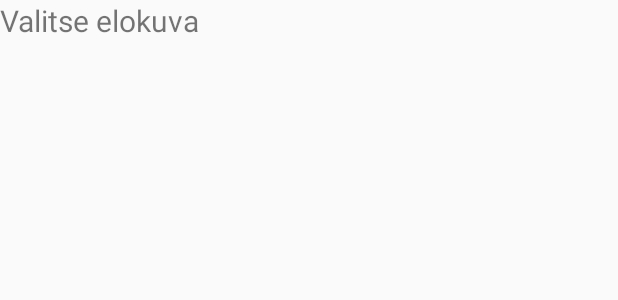
After one commit to MattiLiikala/LippuVaraaja, an Android app: the layout activity_naytosmuokkaus.xml on its own in the app's theme, with its tools: preview values and no code run, on a phone screen of 412 x 824 dp. The commit adds this screen. Shown: the top 300 px of the screen. Run offline under Robolectric (Android 15) with nearby library versions, the phone set to English and light mode, and no system bars.

Commit message:
Adminille näytösten muokkausactivity, mainactivityyn ohjedialogi, vähän ulkoasumuokkausta

```diff
--- a/app/src/main/java/com/example/matti/lippuvaraaja/AsiakasActivity2.java
+++ b/app/src/main/java/com/example/matti/lippuvaraaja/AsiakasActivity2.java
@@ -67,7 +67,7 @@ public class AsiakasActivity2 extends ActionBarActivity {
         tiedot = (YllapidonTiedot) intent.getSerializableExtra(MainActivity.TIEDOT);
         TextView textView = (TextView)findViewById(R.id.nimikentta2);
         textView.setTextSize(10);
-        textView.setText("Kirjautunut: "+ nimi+"!");
+        textView.setText("Kirjautunut: "+ nimi);
 
         Toast.makeText(this, "Tervetuloa " + nimi + "!", Toast.LENGTH_SHORT)
                 .show();
--- a/app/src/main/java/com/example/matti/lippuvaraaja/ElokuvaFragment.java
+++ b/app/src/main/java/com/example/matti/lippuvaraaja/ElokuvaFragment.java
@@ -61,7 +61,6 @@ public class ElokuvaFragment extends Fragment {
 
 
                 ((AsiakasActivity2)getActivity()).setElokuva(itemValue);
-
                 // Show Alert
                 /*
                 Toast.makeText(getActivity().getApplicationContext(),
--- a/app/src/main/java/com/example/matti/lippuvaraaja/PaivaFragment.java
+++ b/app/src/main/java/com/example/matti/lippuvaraaja/PaivaFragment.java
@@ -7,6 +7,8 @@ import android.view.View;
 import android.view.ViewGroup;
 import android.widget.CalendarView;
 import android.widget.Toast;
+
+import java.util.Calendar;
 
 /**
  * Created by Sami on 21.3.2015.
--- /dev/null
+++ b/app/src/main/res/layout/activity_naytosmuokkaus.xml
@@ -0,0 +1,20 @@
+<?xml version="1.0" encoding="utf-8"?>
+<LinearLayout xmlns:android="http://schemas.android.com/apk/res/android"
+    android:orientation="vertical" android:layout_width="match_parent"
+    android:layout_height="match_parent">
+
+    <TextView
+        android:layout_width="wrap_content"
+        android:layout_height="wrap_content"
+        android:text="@string/otsikko_naytosmuokkaus"
+        android:id="@+id/textView"
+        android:layout_gravity="center_horizontal|left"
+        android:textSize="20dp" />
+
+    <ListView
+        android:layout_width="match_parent"
+        android:layout_height="match_parent"
+        android:choiceMode="singleChoice"
+        android:id="@android:id/list"
+        android:layout_gravity="center_horizontal" />
+</LinearLayout>
--- a/app/src/main/res/menu/menu_admin.xml
+++ b/app/src/main/res/menu/menu_admin.xml
@@ -1,6 +1,7 @@
 <?xml version="1.0" encoding="utf-8"?>
 <menu xmlns:android="http://schemas.android.com/apk/res/android"
     xmlns:app="http://schemas.android.com/apk/res-auto">
-    <item android:id="@+id/action_settings" android:title="@string/action_settings"
-        android:orderInCategory="100" app:showAsAction="never" />
+    <item android:id="@+id/action_settings" android:title="@string/muokkaa_naytoksia"
+        android:orderInCategory="100" app:showAsAction="never"
+        android:onClick="muokkaanaytoksia"/>
 </menu>
--- a/app/src/main/res/menu/menu_main.xml
+++ b/app/src/main/res/menu/menu_main.xml
@@ -3,4 +3,7 @@
     xmlns:tools="http://schemas.android.com/tools" tools:context=".MainActivity">
     <item android:id="@+id/action_settings" android:title="@string/action_settings"
         android:orderInCategory="100" app:showAsAction="never" />
+    <item android:id="@+id/action_ohje" android:title="@string/ohje"
+        android:orderInCategory="100" app:showAsAction="never"
+        android:onClick="naytaOhjeDialogi"/>
 </menu>
```
Also changed, not shown: app/src/main/AndroidManifest.xml (+8 -0 lines), app/src/main/java/com/example/matti/lippuvaraaja/AdminActivity.java (+14 -2 lines), app/src/main/java/com/example/matti/lippuvaraaja/MainActivity.java (+37 -0 lines), app/src/main/java/com/example/matti/lippuvaraaja/NaytosMuokkausActivity.java (added, +57 -0 lines), app/src/main/res/layout/activity_admin.xml (+4 -3 lines), app/src/main/res/layout/activity_main.xml (+11 -1 lines), app/src/main/res/layout/list_item_elokuva_teatteri.xml (+8 -10 lines), app/src/main/res/values/arrays.xml (added, +8 -0 lines), app/src/main/res/values/strings.xml (+13 -1 lines).
